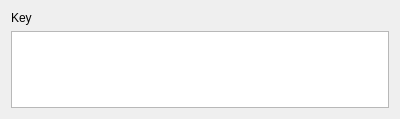
This is resources/item_text_multi_line.ui in lesca-research/piccel as Qt 5 draws it before an edit. The edited form follows.
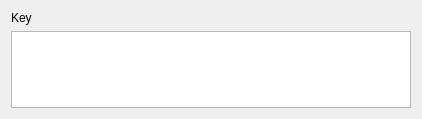
This is the edited form. Custom widgets are drawn as their Qt base class.

Commit message: Improve text UI inputs

Diff of the .ui file:
```diff
--- a/resources/item_text_multi_line.ui
+++ b/resources/item_text_multi_line.ui
@@ -28,7 +28,14 @@
     </widget>
    </item>
    <item>
-    <widget class="FocusTextEdit" name="value_field"/>
+    <widget class="FocusTextEdit" name="value_field">
+     <property name="minimumSize">
+      <size>
+       <width>400</width>
+       <height>0</height>
+      </size>
+     </property>
+    </widget>
    </item>
   </layout>
  </widget>
```
The commit also changes 2 other files.
